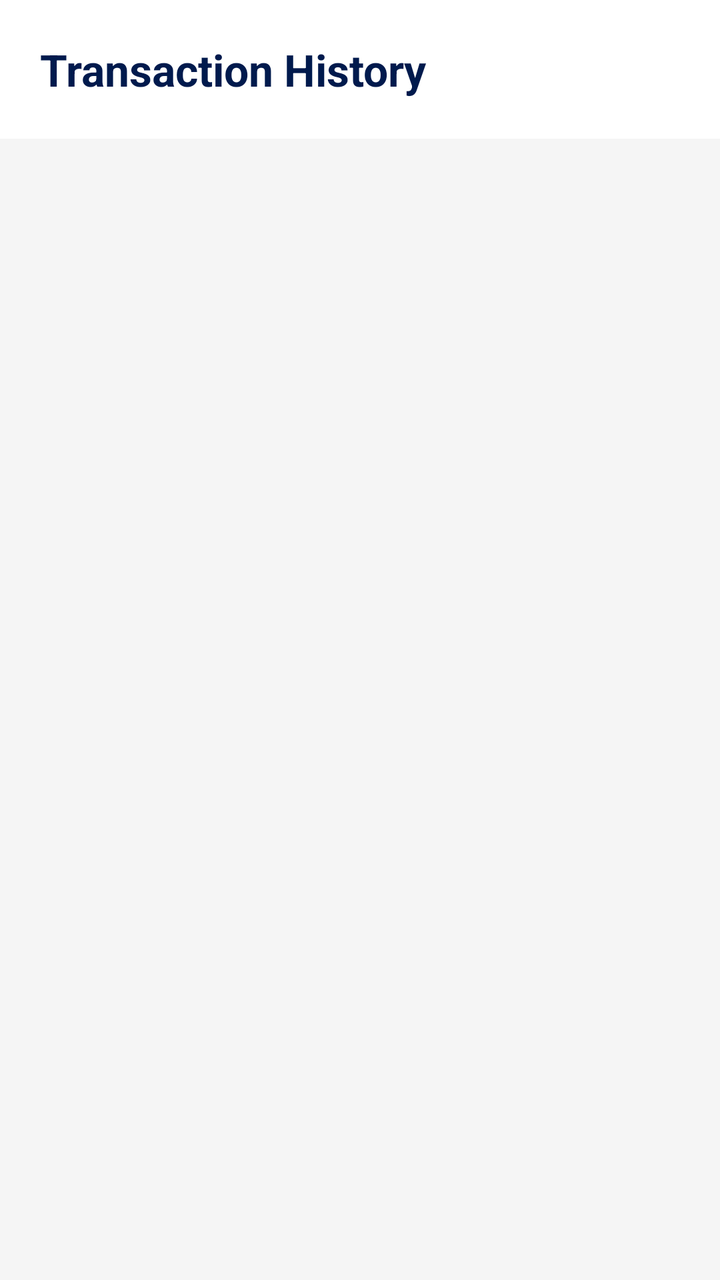
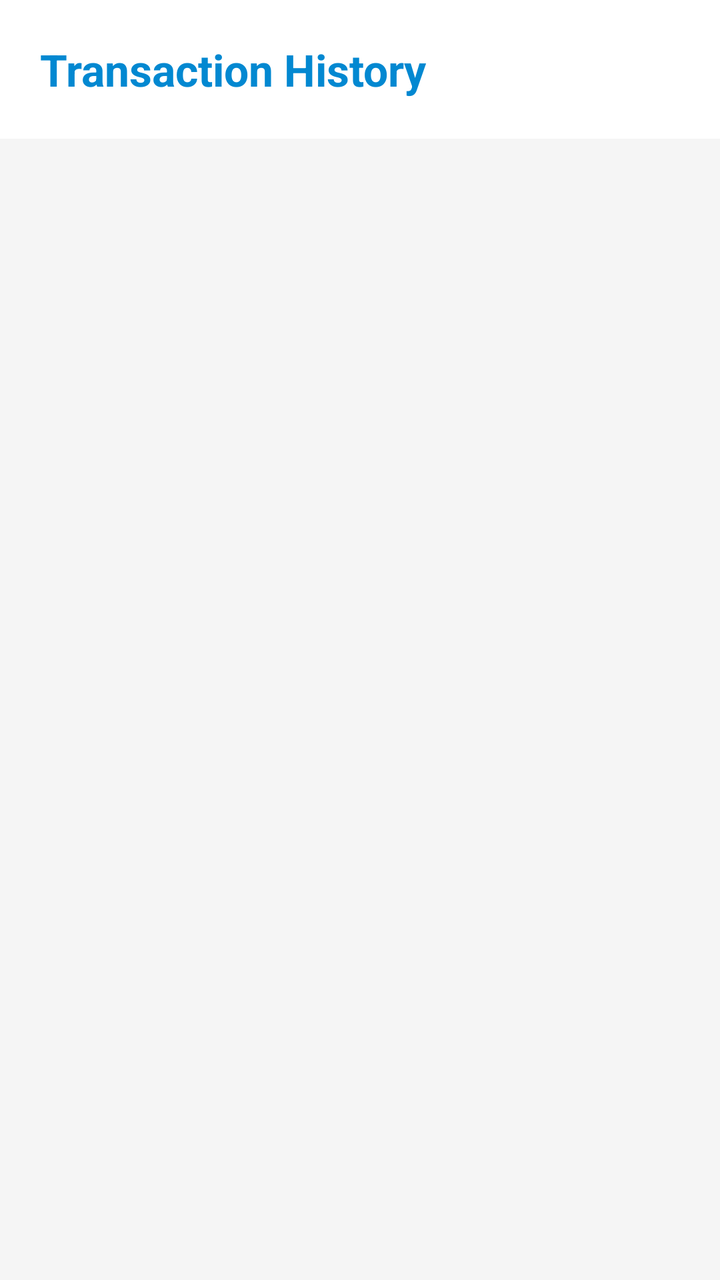

Two renders of the same Android screen: before a commit and after it. Below are the layout's source before the change and the commit's diff.
<!-- AndroidManifest.xml: application theme Theme.SmartExpenseTracker -->
<!-- res/layout/activity_transaction_history.xml -->
<?xml version="1.0" encoding="utf-8"?>
<LinearLayout xmlns:android="http://schemas.android.com/apk/res/android"
    android:layout_width="match_parent"
    android:layout_height="match_parent"
    android:orientation="vertical"
    android:background="@color/bg_color">

    <TextView
        android:layout_width="match_parent"
        android:layout_height="wrap_content"
        android:text="Transaction History"
        android:textSize="22sp"
        android:textStyle="bold"
        android:textColor="@color/colorPrimaryDark"
        android:padding="20dp"
        android:background="#FFFFFF"/>

    <androidx.recyclerview.widget.RecyclerView
        android:id="@+id/rvTransactions"
        android:layout_width="match_parent"
        android:layout_height="match_parent"
        android:padding="8dp"
        android:clipToPadding="false"/>

</LinearLayout>
<!-- resources referenced by this layout -->
<resources>
  <color name="bg_color">@color/luxury_light_bg</color>
  <color name="colorPrimaryDark">#001A4D</color>
  <style name="Theme.SmartExpenseTracker" parent="Theme.MaterialComponents.DayNight.NoActionBar">
          
          <item name="colorPrimary">@color/royal_blue</item>
          <item name="colorPrimaryVariant">@color/primary_dark_light</item>
          <item name="colorOnPrimary">@color/white</item>
          
          <item name="colorSecondary">@color/royal_gold</item>
          <item name="colorOnSecondary">@color/white</item>
  
          
          <item name="android:statusBarColor">?attr/colorPrimaryVariant</item>
          <item name="android:windowLightStatusBar" tools:targetApi="m">true</item>
  
          
          <item name="android:windowBackground">@color/luxury_light_bg</item>
          <item name="colorSurface">@color/white</item>
  
          
          <item name="android:textColorPrimary">@color/text_primary_light</item>
          <item name="android:textColorSecondary">@color/text_secondary_light</item>
  
          
          <item name="cardViewStyle">@style/PremiumCardView</item>
          <item name="textInputStyle">@style/PremiumTextInputLayout</item>
          <item name="materialButtonStyle">@style/PremiumButton</item>
          <item name="bottomNavigationStyle">@style/PremiumBottomNav</item>
      </style>
  <color name="luxury_light_bg">#F5F5F5</color>
  <color name="royal_blue">#002366</color>
  <color name="primary_dark_light">#001A4D</color>
  <color name="white">#FFFFFFFF</color>
  <color name="royal_gold">#D4AF37</color>
  <color name="text_primary_light">#1A1A1A</color>
  <color name="text_secondary_light">#757575</color>
  <style name="PremiumCardView" parent="Widget.MaterialComponents.CardView">
          <item name="cardCornerRadius">20dp</item>
          <item name="cardElevation">4dp</item>
          <item name="android:layout_margin">8dp</item>
          <item name="cardBackgroundColor">@color/white</item>
      </style>
  <style name="PremiumTextInputLayout" parent="Widget.MaterialComponents.TextInputLayout.OutlinedBox">
          <item name="boxCornerRadiusTopStart">12dp</item>
          <item name="boxCornerRadiusTopEnd">12dp</item>
          <item name="boxCornerRadiusBottomStart">12dp</item>
          <item name="boxCornerRadiusBottomEnd">12dp</item>
          <item name="boxStrokeColor">@color/royal_blue</item>
          <item name="hintTextColor">@color/royal_blue</item>
      </style>
  <style name="PremiumButton" parent="Widget.MaterialComponents.Button">
          <item name="cornerRadius">14dp</item>
          <item name="android:insetTop">0dp</item>
          <item name="android:insetBottom">0dp</item>
          <item name="android:textAllCaps">false</item>
          <item name="android:textStyle">bold</item>
          <item name="backgroundTint">@color/royal_blue</item>
      </style>
  <style name="PremiumBottomNav" parent="Widget.MaterialComponents.BottomNavigationView">
          <item name="backgroundTint">@color/white</item>
          <item name="itemIconTint">@color/royal_blue</item>
          <item name="itemTextColor">@color/text_secondary_light</item>
      </style>
</resources>

<!-- the commit's change to res/layout/activity_transaction_history.xml (unified diff, before → after) -->
@@ -3,7 +3,7 @@
     android:layout_width="match_parent"
     android:layout_height="match_parent"
     android:orientation="vertical"
-    android:background="@color/bg_color">
+    android:background="?android:attr/windowBackground">
 
     <TextView
         android:layout_width="match_parent"
@@ -11,9 +11,9 @@
         android:text="Transaction History"
         android:textSize="22sp"
         android:textStyle="bold"
-        android:textColor="@color/colorPrimaryDark"
+        android:textColor="?attr/colorPrimary"
         android:padding="20dp"
-        android:background="#FFFFFF"/>
+        android:background="?attr/colorSurface"/>
 
     <androidx.recyclerview.widget.RecyclerView
         android:id="@+id/rvTransactions"
<!-- resource entries referenced after the edit -->
@@ -1,7 +1,5 @@
 <!-- resources referenced by this layout -->
 <resources>
-  <color name="bg_color">@color/luxury_light_bg</color>
-  <color name="colorPrimaryDark">#001A4D</color>
   <style name="Theme.SmartExpenseTracker" parent="Theme.MaterialComponents.DayNight.NoActionBar">
           
           <item name="colorPrimary">@color/royal_blue</item>
@@ -30,12 +28,12 @@
           <item name="bottomNavigationStyle">@style/PremiumBottomNav</item>
       </style>
   <color name="luxury_light_bg">#F5F5F5</color>
-  <color name="royal_blue">#002366</color>
-  <color name="primary_dark_light">#001A4D</color>
+  <color name="royal_blue">#0288D1</color>
+  <color name="primary_dark_light">#01579B</color>
   <color name="white">#FFFFFFFF</color>
-  <color name="royal_gold">#D4AF37</color>
-  <color name="text_primary_light">#1A1A1A</color>
-  <color name="text_secondary_light">#757575</color>
+  <color name="royal_gold">#FFD600</color>
+  <color name="text_primary_light">#01579B</color>
+  <color name="text_secondary_light">#0277BD</color>
   <style name="PremiumCardView" parent="Widget.MaterialComponents.CardView">
           <item name="cardCornerRadius">20dp</item>
           <item name="cardElevation">4dp</item>
